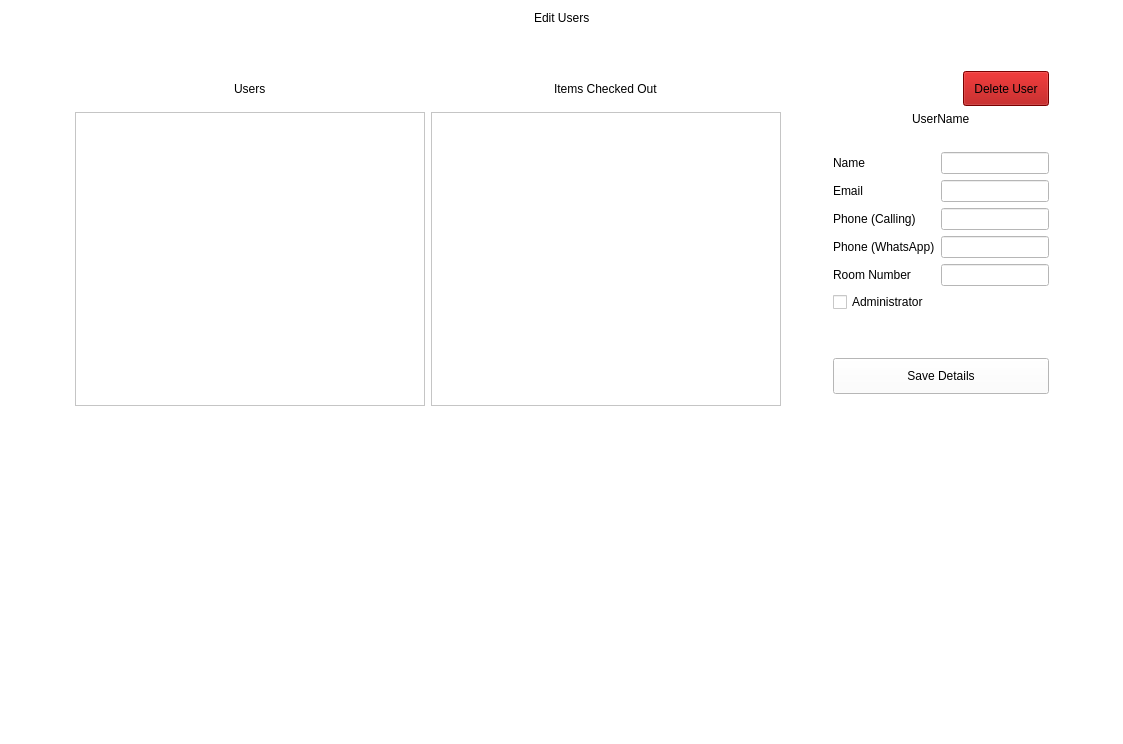
Above: editusers.ui from arc-bphc/sims-gui before the change. Below: the same form after it.
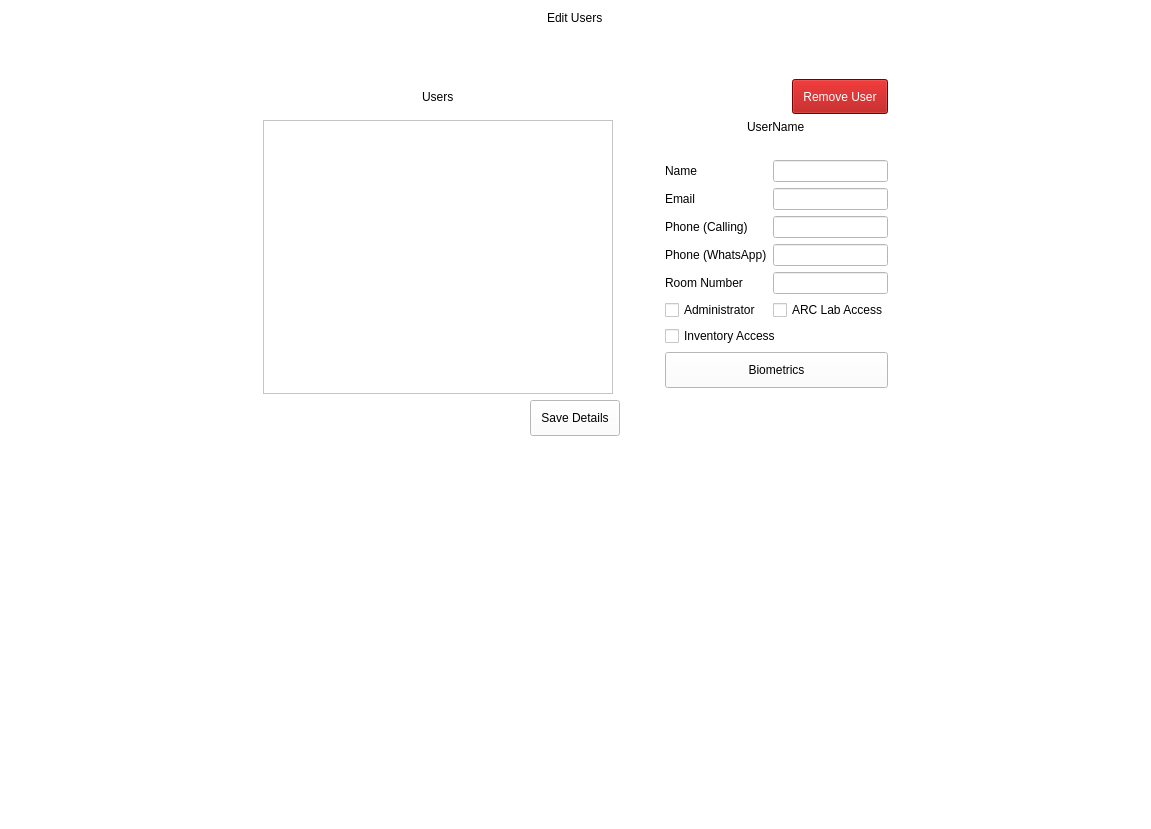
That is the form after the change. Icons and pictures are not drawn.

```diff
--- a/editusers.ui
+++ b/editusers.ui
@@ -6,8 +6,8 @@
    <rect>
     <x>0</x>
     <y>0</y>
-    <width>1123</width>
-    <height>744</height>
+    <width>1151</width>
+    <height>829</height>
    </rect>
   </property>
   <property name="windowTitle">
@@ -47,7 +47,20 @@
    </item>
    <item row="0" column="1">
     <layout class="QGridLayout" name="gridLayout">
-     <item row="4" column="3" rowspan="3">
+     <item row="2" column="0" colspan="5">
+      <spacer name="verticalSpacer">
+       <property name="orientation">
+        <enum>Qt::Vertical</enum>
+       </property>
+       <property name="sizeHint" stdset="0">
+        <size>
+         <width>20</width>
+         <height>40</height>
+        </size>
+       </property>
+      </spacer>
+     </item>
+     <item row="4" column="2" rowspan="2">
       <spacer name="horizontalSpacer">
        <property name="orientation">
         <enum>Qt::Horizontal</enum>
@@ -60,29 +73,7 @@
        </property>
       </spacer>
      </item>
-     <item row="4" column="2" rowspan="3">
-      <widget class="QListView" name="itemView">
-       <property name="minimumSize">
-        <size>
-         <width>350</width>
-         <height>0</height>
-        </size>
-       </property>
-       <property name="maximumSize">
-        <size>
-         <width>16777215</width>
-         <height>16777215</height>
-        </size>
-       </property>
-       <property name="editTriggers">
-        <set>QAbstractItemView::NoEditTriggers</set>
-       </property>
-       <property name="alternatingRowColors">
-        <bool>true</bool>
-       </property>
-      </widget>
-     </item>
-     <item row="4" column="0" rowspan="3" colspan="2">
+     <item row="4" column="0" rowspan="2" colspan="2">
       <widget class="QListView" name="userView">
        <property name="minimumSize">
         <size>
@@ -98,17 +89,7 @@
        </property>
       </widget>
      </item>
-     <item row="3" column="2" alignment="Qt::AlignHCenter">
-      <widget class="QLabel" name="label_7">
-       <property name="styleSheet">
-        <string notr="true">font: 16pt &quot;Noto Sans&quot;;</string>
-       </property>
-       <property name="text">
-        <string>Items Checked Out</string>
-       </property>
-      </widget>
-     </item>
-     <item row="1" column="0" colspan="6" alignment="Qt::AlignHCenter">
+     <item row="1" column="0" colspan="5" alignment="Qt::AlignHCenter">
       <widget class="QLabel" name="label">
        <property name="styleSheet">
         <string notr="true">font: 24pt &quot;Noto Sans&quot;;</string>
@@ -118,19 +99,6 @@
        </property>
       </widget>
      </item>
-     <item row="2" column="0" colspan="6">
-      <spacer name="verticalSpacer">
-       <property name="orientation">
-        <enum>Qt::Vertical</enum>
-       </property>
-       <property name="sizeHint" stdset="0">
-        <size>
-         <width>20</width>
-         <height>40</height>
-        </size>
-       </property>
-      </spacer>
-     </item>
      <item row="3" column="0" colspan="2" alignment="Qt::AlignHCenter">
       <widget class="QLabel" name="label_6">
        <property name="styleSheet">
@@ -141,7 +109,7 @@
        </property>
       </widget>
      </item>
-     <item row="3" column="5" alignment="Qt::AlignRight">
+     <item row="3" column="4" alignment="Qt::AlignRight">
       <widget class="QPushButton" name="deleteButton">
        <property name="maximumSize">
         <size>
@@ -151,19 +119,27 @@
        </property>
        <property name="styleSheet">
         <string notr="true">background-color: rgb(170, 0, 0);
-font: 10pt &quot;Noto Sans&quot;;</string>
+font: 10pt &quot;Noto Sans&quot;;
+color: rgb(255, 255, 255);</string>
        </property>
        <property name="text">
-        <string>Delete User</string>
+        <string>Remove User</string>
        </property>
       </widget>
      </item>
-     <item row="4" column="4" colspan="2">
+     <item row="4" column="3" colspan="2">
       <layout class="QGridLayout" name="gridLayout_2">
+       <item row="7" column="0">
+        <widget class="QCheckBox" name="adminCheckBox">
+         <property name="text">
+          <string>Administrator</string>
+         </property>
+        </widget>
+       </item>
        <item row="9" column="0" colspan="2">
-        <widget class="QPushButton" name="saveButton">
+        <widget class="QCheckBox" name="inventoryCheckBox">
          <property name="text">
-          <string>Save Details</string>
+          <string>Inventory Access</string>
          </property>
         </widget>
        </item>
@@ -188,31 +164,14 @@
          </property>
         </widget>
        </item>
-       <item row="8" column="0">
-        <spacer name="verticalSpacer_3">
-         <property name="orientation">
-          <enum>Qt::Vertical</enum>
-         </property>
-         <property name="sizeHint" stdset="0">
-          <size>
-           <width>20</width>
-           <height>40</height>
-          </size>
-         </property>
-        </spacer>
-       </item>
        <item row="3" column="1">
         <widget class="QLineEdit" name="email"/>
        </item>
        <item row="4" column="1">
         <widget class="QLineEdit" name="phoneCall"/>
        </item>
-       <item row="7" column="0" colspan="2">
-        <widget class="QCheckBox" name="adminCheckBox">
-         <property name="text">
-          <string>Administrator</string>
-         </property>
-        </widget>
+       <item row="5" column="1">
+        <widget class="QLineEdit" name="phoneWhatsApp"/>
        </item>
        <item row="2" column="1">
         <widget class="QLineEdit" name="name">
@@ -228,8 +187,8 @@
          </property>
         </widget>
        </item>
-       <item row="5" column="1">
-        <widget class="QLineEdit" name="phoneWhatsApp"/>
+       <item row="6" column="1">
+        <widget class="QLineEdit" name="roomNumber"/>
        </item>
        <item row="6" column="0">
         <widget class="QLabel" name="label_11">
@@ -238,9 +197,6 @@
          </property>
         </widget>
        </item>
-       <item row="6" column="1">
-        <widget class="QLineEdit" name="roomNumber"/>
-       </item>
        <item row="0" column="0" colspan="2" alignment="Qt::AlignHCenter">
         <widget class="QLabel" name="username">
          <property name="styleSheet">
@@ -270,11 +226,25 @@
          </property>
         </widget>
        </item>
+       <item row="7" column="1">
+        <widget class="QCheckBox" name="labCheckBox">
+         <property name="text">
+          <string>ARC Lab Access</string>
+         </property>
+        </widget>
+       </item>
+       <item row="10" column="0" colspan="2">
+        <widget class="QPushButton" name="biometricButton">
+         <property name="text">
+          <string>Biometrics</string>
+         </property>
+        </widget>
+       </item>
       </layout>
      </item>
     </layout>
    </item>
-   <item row="1" column="1">
+   <item row="2" column="1">
     <spacer name="verticalSpacer_4">
      <property name="orientation">
       <enum>Qt::Vertical</enum>
@@ -287,6 +257,13 @@
      </property>
     </spacer>
    </item>
+   <item row="1" column="1" alignment="Qt::AlignHCenter">
+    <widget class="QPushButton" name="saveButton">
+     <property name="text">
+      <string>Save Details</string>
+     </property>
+    </widget>
+   </item>
   </layout>
  </widget>
  <resources/>
```
